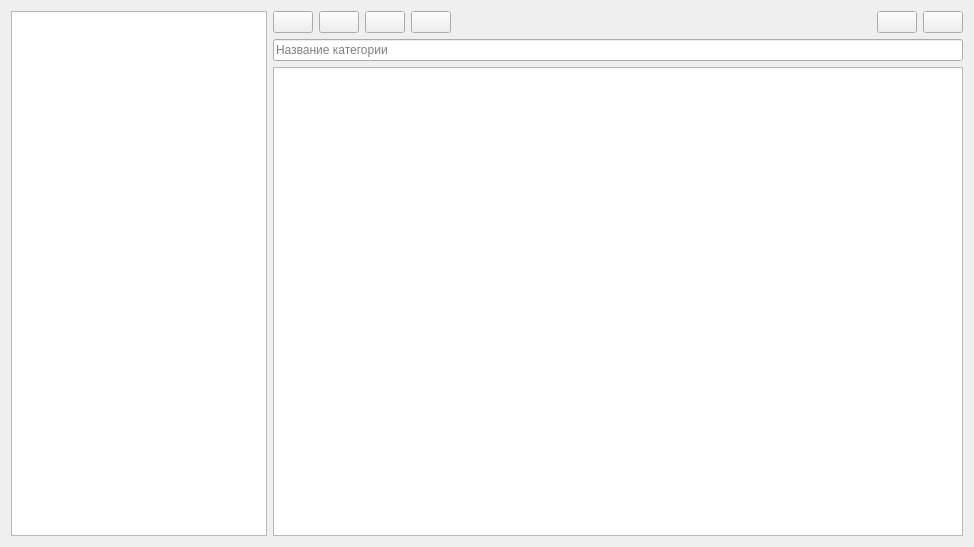
Arankir/AraSteamManager, file AraSteamManager/AchievementsSubForms/formachievementscategoriesedit.ui: the form before one commit.
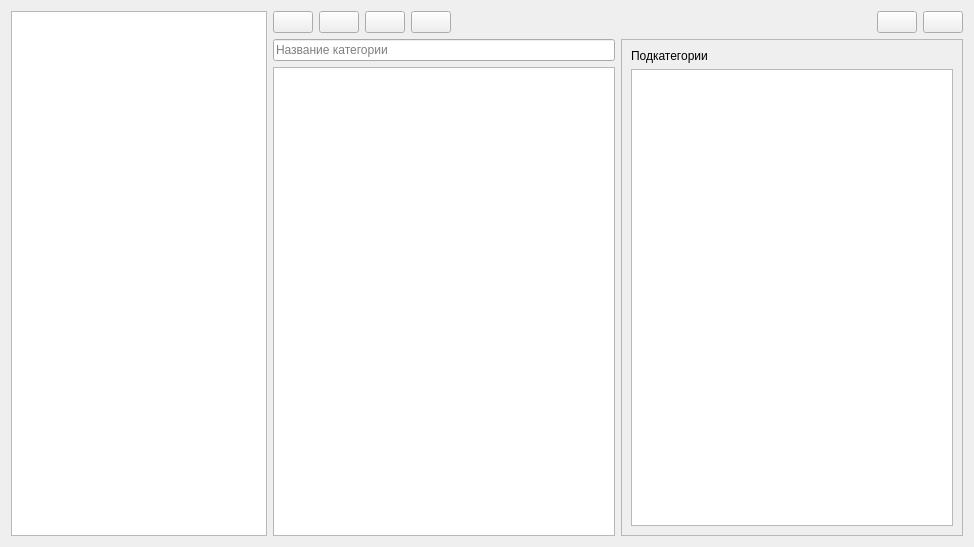
The form after the commit. Custom widgets are drawn as their Qt base class.

```diff
--- a/AraSteamManager/AchievementsSubForms/formachievementscategoriesedit.ui
+++ b/AraSteamManager/AchievementsSubForms/formachievementscategoriesedit.ui
@@ -144,6 +144,28 @@
          </item>
         </layout>
        </item>
+       <item>
+        <widget class="QFrame" name="FrameSubCategories">
+         <property name="frameShape">
+          <enum>QFrame::StyledPanel</enum>
+         </property>
+         <property name="frameShadow">
+          <enum>QFrame::Raised</enum>
+         </property>
+         <layout class="QVBoxLayout" name="verticalLayout_2">
+          <item>
+           <widget class="QLabel" name="LabelSubCategories">
+            <property name="text">
+             <string>Подкатегории</string>
+            </property>
+           </widget>
+          </item>
+          <item>
+           <widget class="QListWidget" name="ListWidgetSubCategories"/>
+          </item>
+         </layout>
+        </widget>
+       </item>
       </layout>
      </item>
     </layout>
```
